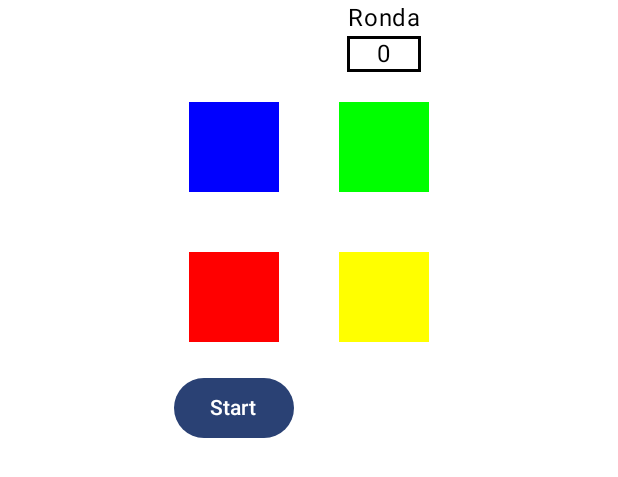
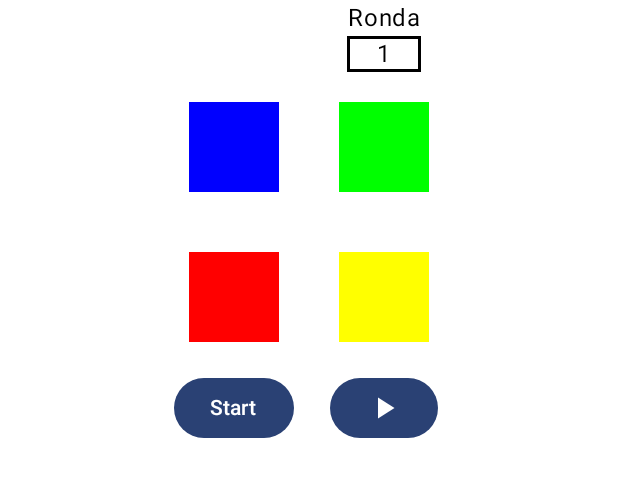
Before and after one commit to Dalmuster/CicloVida, an Android app built with Jetpack Compose: the @Preview function GreetingPreview, on a phone screen of 412 x 824 dp. Shown: the top 477 px of the screen. Run offline under Robolectric (Android 15) with nearby library versions, the phone set to English and light mode, and no system bars.

Commit message:
Boton reproducir

```diff
--- a/app/src/main/java/com/example/ciclovida/Datos.kt
+++ b/app/src/main/java/com/example/ciclovida/Datos.kt
@@ -1 +1,3 @@
 package com.example.ciclovida
+
+var ronda = 0
--- a/app/src/main/java/com/example/ciclovida/MainActivity.kt
+++ b/app/src/main/java/com/example/ciclovida/MainActivity.kt
@@ -6,6 +6,7 @@ import android.util.Log
 import androidx.activity.ComponentActivity
 import androidx.activity.compose.setContent
 import androidx.activity.enableEdgeToEdge
+import androidx.compose.foundation.Image
 import androidx.compose.foundation.border
 import androidx.compose.foundation.layout.Arrangement
 import androidx.compose.foundation.layout.Column
@@ -14,8 +15,12 @@ import androidx.compose.foundation.layout.fillMaxSize
 import androidx.compose.foundation.layout.fillMaxWidth
 import androidx.compose.foundation.layout.padding
 import androidx.compose.foundation.layout.size
+import androidx.compose.material.icons.Icons
+import androidx.compose.material.icons.filled.ArrowForward
+import androidx.compose.material.icons.filled.PlayArrow
 import androidx.compose.material3.Button
 import androidx.compose.material3.ButtonDefaults
+import androidx.compose.material3.Icon
 import androidx.compose.material3.Scaffold
 import androidx.compose.material3.Text
 import androidx.compose.runtime.Composable
@@ -32,6 +37,7 @@ import androidx.compose.ui.unit.dp
 import com.example.ciclovida.ui.theme.CicloVidaTheme
 import com.example.ciclovida.Boton
 
+
 class MainActivity : ComponentActivity() {
 
     var Inicio: Long = 0
@@ -44,7 +50,6 @@ class MainActivity : ComponentActivity() {
             CicloVidaTheme {
                 Scaffold(modifier = Modifier.fillMaxSize()) { innerPadding ->
                     JetpackCompose(
-                        ronda = 0,
                         modifier = Modifier.padding(innerPadding)
                     )
                 }
@@ -85,7 +90,7 @@ class MainActivity : ComponentActivity() {
 }
 
 @Composable
-fun JetpackCompose(ronda: Int, modifier: Modifier = Modifier) {
+fun JetpackCompose(modifier: Modifier = Modifier) {
     Column (
         horizontalAlignment = Alignment.CenterHorizontally,
         verticalArrangement = Arrangement.Center
@@ -108,7 +113,9 @@ fun JetpackCompose(ronda: Int, modifier: Modifier = Modifier) {
                 Boton(Color.Red)
                 BotonStart()
             }
-            Column {
+            Column (
+                horizontalAlignment = Alignment.CenterHorizontally,
+            ){
                 Text(
                     text = "Ronda",
                     modifier = modifier
@@ -126,6 +133,16 @@ fun JetpackCompose(ronda: Int, modifier: Modifier = Modifier) {
                 )
                 Boton(Color.Green)
                 Boton(Color.Yellow)
+                Button(
+                    onClick = {
+                        ronda++
+                    }
+                ) {
+                    Icon(
+                        imageVector = Icons.Default.PlayArrow,
+                        contentDescription = "Sumar 1"
+                    )
+                }
             }
         }
 
@@ -137,6 +154,6 @@ fun JetpackCompose(ronda: Int, modifier: Modifier = Modifier) {
 @Composable
 fun GreetingPreview() {
     CicloVidaTheme {
-        JetpackCompose(0)
+        JetpackCompose()
     }
 }
```
